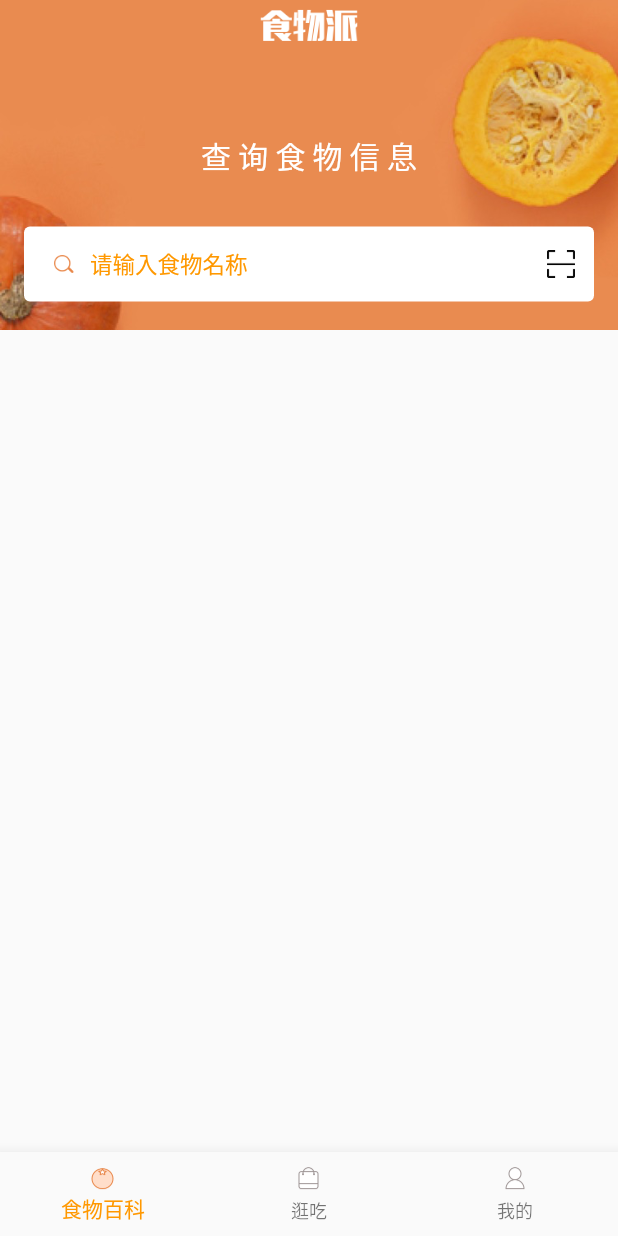
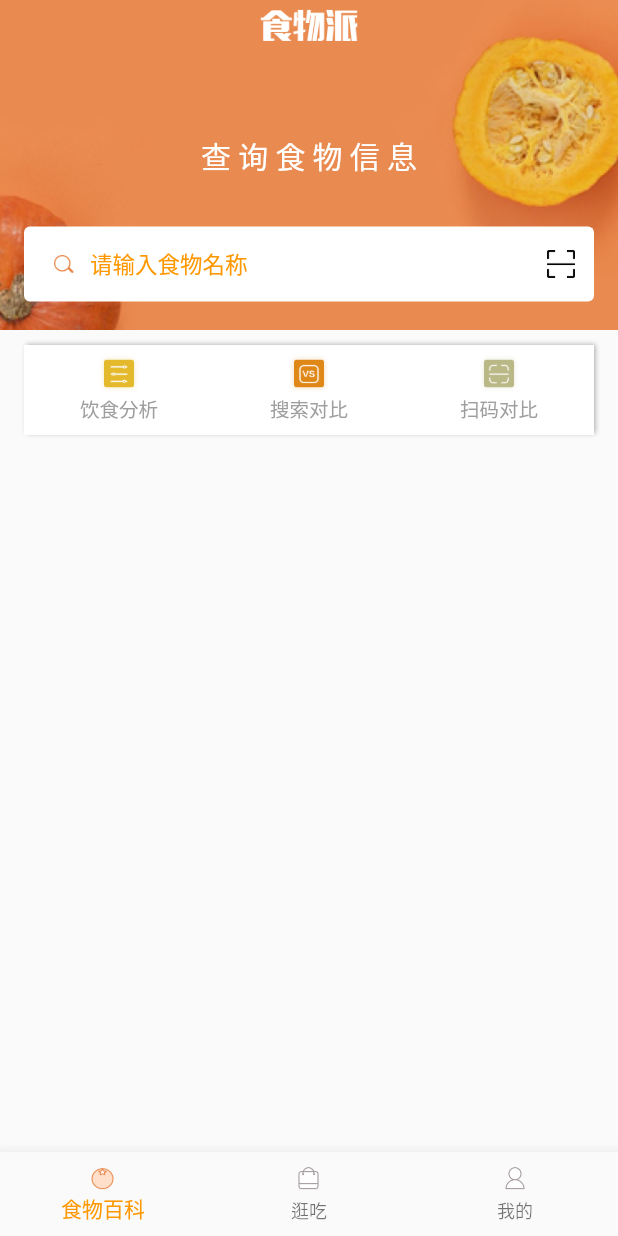
Before and after one commit to ljunb/flutter_ishiwupai, a Flutter app: the screen it shows after launch, on a phone screen of 412 x 824 dp. Run offline on Flutter 3.47's test engine with Material 2 defaults, Android fonts, the phone set to English and light mode, and no system bars; network calls fail.

Commit message:
[update] 添加饮食分析&搜索对比&扫码对比

```diff
--- a/lib/pages/food_encyclopedia.dart
+++ b/lib/pages/food_encyclopedia.dart
@@ -1,8 +1,11 @@
 import 'package:flutter/material.dart';
 import 'package:http/http.dart' as http;
 import 'dart:convert';
-import '../widgets/home_search_bar.dart';
-import '../widgets/home_food_section_view.dart';
+import '../widgets/home/home_search_bar.dart';
+import '../widgets/home/home_food_section_view.dart';
+import '../widgets/home/image_text_button.dart';
+
+enum FoodOptions { Analyse, Search, Scan }
 
 class FoodEncyclopedia extends StatefulWidget {
   static String tag = 'food_encyclopedia_page';
@@ -48,8 +51,56 @@ class _FoodEncyclopediaState extends State<FoodEncyclopedia>
     print('scan');
   }
 
+  _handleClickOptions(FoodOptions options) {
+    switch (options) {
+      case FoodOptions.Analyse:
+        break;
+      case FoodOptions.Search:
+        break;
+      case FoodOptions.Scan:
+        break;
+    }
+    print(options);
+  }
+
   _handleClickCategoryItem(var category) {
     print(category.toString());
+  }
+
+  _buildOptionSection() {
+    return Container(
+      margin: const EdgeInsets.fromLTRB(16, 10, 16, 0),
+      height: 60,
+      decoration: BoxDecoration(color: Colors.white, boxShadow: [
+        BoxShadow(
+            color: Color.fromRGBO(0, 0, 0, 0.3),
+            offset: Offset(1, -1),
+            blurRadius: 2)
+      ]),
+      child: Row(
+        mainAxisAlignment: MainAxisAlignment.spaceAround,
+        children: <Widget>[
+          ImageTextButton(
+            title: '饮食分析',
+            icon: Image.asset('assets/ic_home_analyse.png',
+                width: 28, height: 28),
+            onPress: () => _handleClickOptions(FoodOptions.Analyse),
+          ),
+          ImageTextButton(
+            title: '搜索对比',
+            icon: Image.asset('assets/ic_search_compare.png',
+                width: 28, height: 28),
+            onPress: () => _handleClickOptions(FoodOptions.Search),
+          ),
+          ImageTextButton(
+            title: '扫码对比',
+            icon: Image.asset('assets/ic_scan_compare.png',
+                width: 28, height: 28),
+            onPress: () => _handleClickOptions(FoodOptions.Scan),
+          )
+        ],
+      ),
+    );
   }
 
   _buildFoodSection() {
@@ -103,9 +154,11 @@ class _FoodEncyclopediaState extends State<FoodEncyclopedia>
       ],
     );
 
+    final optionSection = _buildOptionSection();
+
     final foodSection = _buildFoodSection();
     final contentWrp = Container(
-      margin: const EdgeInsets.only(top: 30),
+      margin: const EdgeInsets.only(top: 25),
       child: Column(
         children: <Widget>[foodSection],
       ),
@@ -115,7 +168,7 @@ class _FoodEncyclopediaState extends State<FoodEncyclopedia>
       height: MediaQuery.of(context).size.height,
       child: SingleChildScrollView(
         child: Column(
-          children: <Widget>[topImage, contentWrp],
+          children: <Widget>[topImage, optionSection, contentWrp],
         ),
       ),
     );
--- /dev/null
+++ b/lib/widgets/home/image_text_button.dart
@@ -0,0 +1,25 @@
+import 'package:flutter/material.dart';
+
+class ImageTextButton extends StatelessWidget {
+  ImageTextButton({Key key, this.icon, this.title, this.onPress});
+
+  final Widget icon;
+  final String title;
+  final Function onPress;
+
+  @override
+  Widget build(BuildContext context) {
+    return GestureDetector(
+      child: Padding(
+        padding: const EdgeInsets.only(top: 5, bottom: 5),
+        child: Column(
+          children: <Widget>[
+            this.icon,
+            Text(this.title, style: TextStyle(fontSize: 13, color: Colors.grey))
+          ],
+        ),
+      ),
+      onTap: this.onPress,
+    );
+  }
+}
--- a/pubspec.yaml
+++ b/pubspec.yaml
@@ -49,6 +49,9 @@ flutter:
     - assets/ic_head_logo.png
     - assets/ic_home_search.png
     - assets/ic_scan.png
+    - assets/ic_home_analyse.png
+    - assets/ic_search_compare.png
+    - assets/ic_scan_compare.png
 
   # To add assets to your application, add an assets section, like this:
   # assets:
```
Also changed, not shown: lib/widgets/home/home_food_section_view.dart (renamed from lib/widgets/home_food_section_view.dart), lib/widgets/home/home_search_bar.dart (renamed from lib/widgets/home_search_bar.dart).
